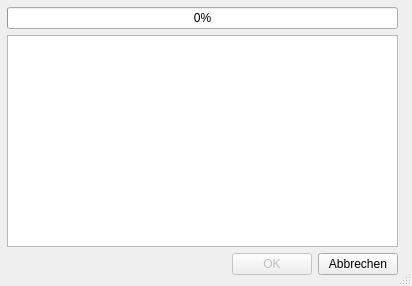
Qt form easyp2p/ui/progress_window.ui (Ceystyle/easyp2p) before a commit.
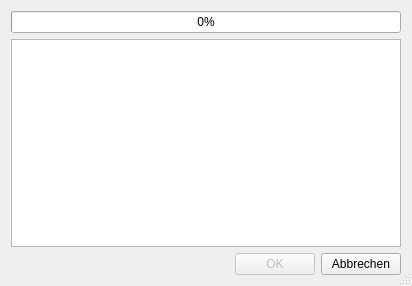
The same form after that commit.

Commit message: Ui_progress_window: rename Ui_Dialog to Ui_ProgressWindow

The edit to the form file:
```diff
--- a/easyp2p/ui/progress_window.ui
+++ b/easyp2p/ui/progress_window.ui
@@ -16,15 +16,8 @@
   <property name="sizeGripEnabled">
    <bool>true</bool>
   </property>
-  <widget class="QWidget" name="layoutWidget">
-   <property name="geometry">
-    <rect>
-     <x>7</x>
-     <y>7</y>
-     <width>391</width>
-     <height>268</height>
-    </rect>
-   </property>
+  <layout class="QVBoxLayout" name="verticalLayout_2">
+   <item>
    <layout class="QVBoxLayout" name="verticalLayout">
     <item>
      <widget class="QProgressBar" name="progressBar">
@@ -71,7 +64,8 @@
      </layout>
     </item>
    </layout>
-  </widget>
+   </item>
+  </layout>
  </widget>
  <resources/>
  <connections/>
```
Left out of the diff: 4 changed lines with no effect on the pictures. Lines whose indentation alone changed are shown as unchanged. The commit also changes 2 other files.
